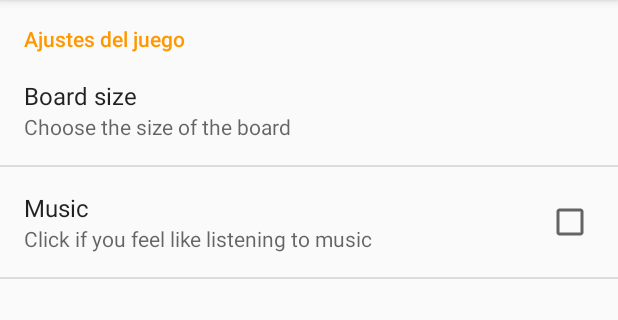
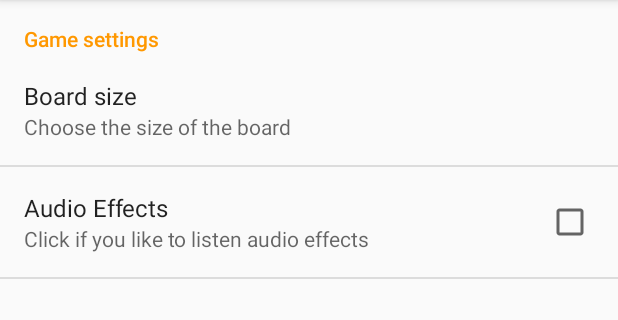
Before and after one commit to manso92/DADM, an Android app: the PreferenceActivity screen opened directly, with no data from a screen before it, on a phone screen of 412 x 824 dp, the part 84-404 px from its top. Run offline under Robolectric (Android 15) with nearby library versions, the phone set to English and light mode, and no system bars.

Commit message:
Nuevos strings
- Eliminadas las strings que ya no hacen falta, francés y alemán
+ Añadida nuevas cadenas

```diff
--- a/app/src/main/res/values/strings.xml
+++ b/app/src/main/res/values/strings.xml
@@ -13,11 +13,12 @@
     <string name="game.game_over_pos">Yes</string>
     <string name="game.game_over_neg">No</string>
 
-    <string name="settings.list_preference_summary">Choose the size of the board</string>
-    <string name="settings.list_preference_title">Board size</string>
-    <string name="settings.checkbox_preference_summary">Click if you feel like listening to music</string>
-    <string name="settings.checkbox_preference_title">Music</string>
     <string name="settings.settings">Settings</string>
+    <string name="settings.settings_summary">Game settings</string>
+    <string name="settings.board_size_title">Board size</string>
+    <string name="settings.board_size_summary">Choose the size of the board</string>
+    <string name="settings.audio_effects_title">Audio Effects</string>
+    <string name="settings.audio_effects_summary">Click if you like to listen audio effects</string>
 
 
     <string name="repository.round_create_success">Round created</string>
--- a/app/src/main/res/xml/settings.xml
+++ b/app/src/main/res/xml/settings.xml
@@ -1,16 +1,16 @@
 <?xml version="1.0" encoding="utf-8"?>
 <PreferenceScreen xmlns:android="http://schemas.android.com/apk/res/android">
-    <PreferenceCategory android:title="Ajustes del juego">
+    <PreferenceCategory android:title="@string/settings.settings_summary">
         <ListPreference
             android:defaultValue="3"
             android:entries="@array/levelsArray"
             android:entryValues="@array/levelsValues"
             android:key="boardsize"
-            android:summary="Choose the size of the board"
-            android:title="Board size" />
+            android:summary="@string/settings.board_size_summary"
+            android:title="@string/settings.board_size_title" />
         <CheckBoxPreference
             android:key="music"
-            android:summary="Click if you feel like listening to music"
-            android:title="Music" />
+            android:summary="@string/settings.audio_effects_summary"
+            android:title="@string/settings.audio_effects_title" />
     </PreferenceCategory>
 </PreferenceScreen>
```
Also changed, not shown: 3 other files.
